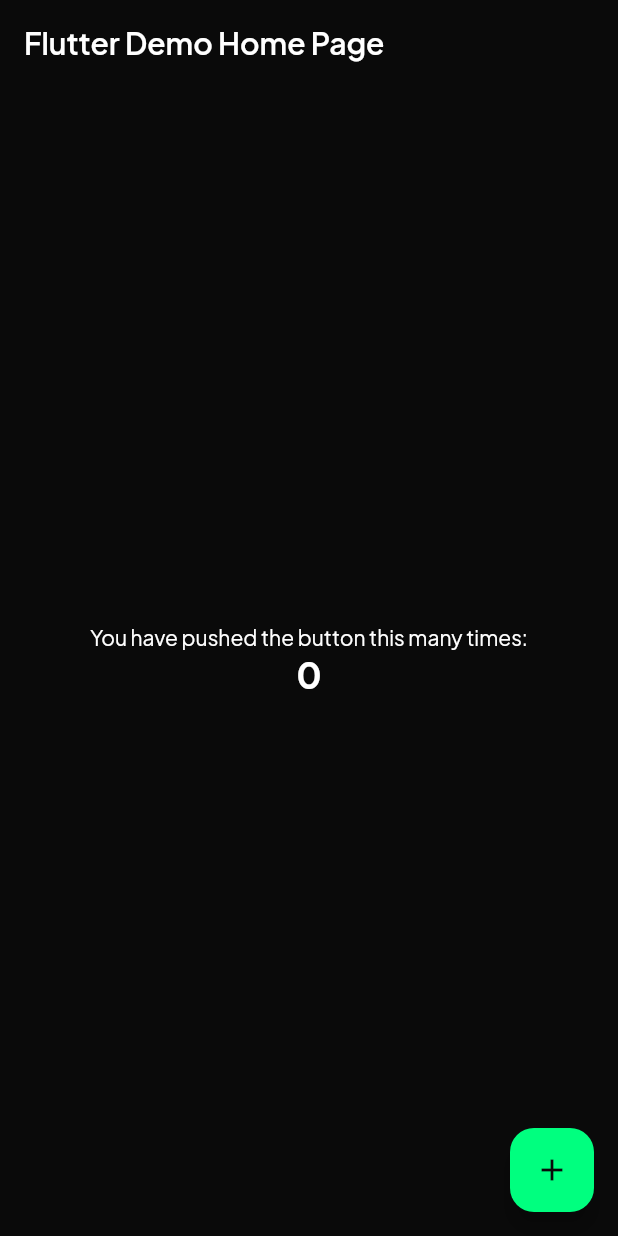
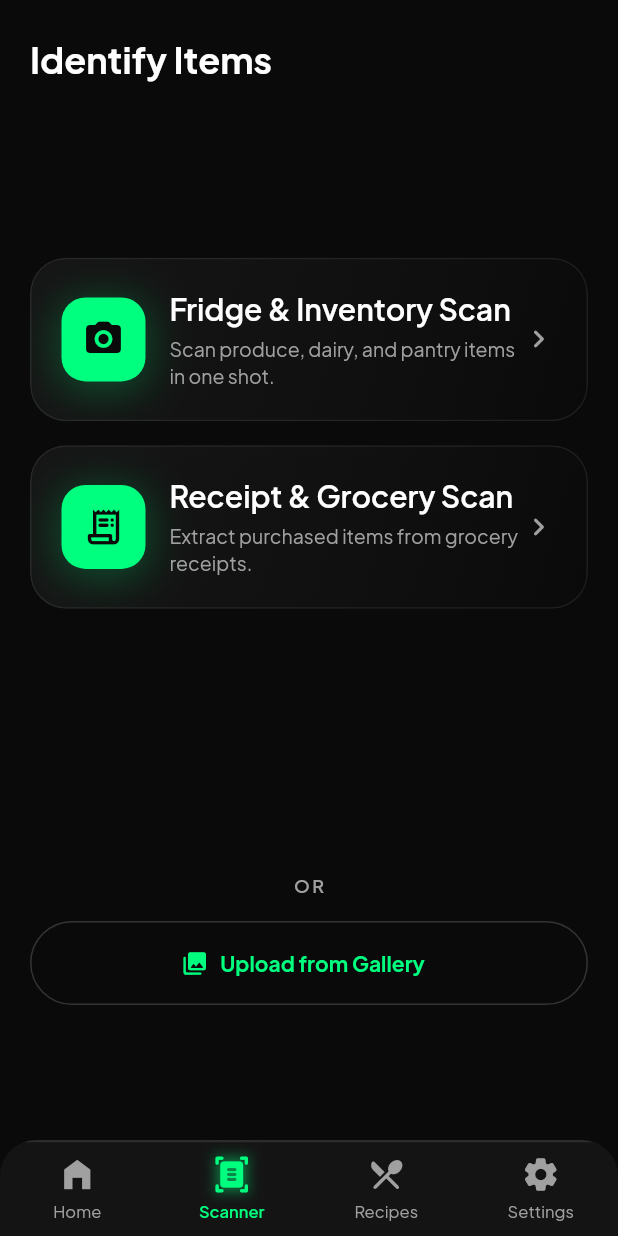
Before and after one commit to isura3147/smart-pantry-ai, a Flutter app: the screen it shows after launch, on a phone screen of 412 x 824 dp. Run offline on Flutter 3.47's test engine with Material 3 defaults, Android fonts, the phone set to English and light mode, and no system bars; our stand-ins replace google_fonts.

Commit message:
feat(ui): assemble fridge scanner screens and wire to main entry point

```diff
--- /dev/null
+++ b/frontend/lib/features/fridge_scanner/screens/fridge_scanner_page.dart
@@ -0,0 +1,141 @@
+import 'package:flutter/material.dart';
+import '../widgets/detected_item.dart';
+import '../widgets/scanner_bottom_nav.dart';
+import 'scanner_camera_screen.dart';
+import 'scanner_mode_selection_screen.dart';
+
+enum ScannerUiState { modeSelection, camera }
+
+class FridgeScannerPage extends StatefulWidget {
+  const FridgeScannerPage({super.key});
+
+  @override
+  State<FridgeScannerPage> createState() => _FridgeScannerPageState();
+}
+
+class _FridgeScannerPageState extends State<FridgeScannerPage> {
+  int _navIndex = 1;
+  ScannerUiState _scannerState = ScannerUiState.modeSelection;
+  bool _showResults = false;
+  String _activeMode = 'Fridge & Inventory Scan';
+
+  List<DetectedItem> _items = const [
+    DetectedItem(name: 'Apples', freshness: 'Fresh', units: 4),
+    DetectedItem(name: 'Milk', freshness: 'Good', units: 1),
+    DetectedItem(name: 'Carrots', freshness: 'Fresh', units: 6),
+    DetectedItem(name: 'Spinach', freshness: 'Use Soon', units: 1),
+  ];
+
+  void _startCamera(String mode) {
+    setState(() {
+      _activeMode = mode;
+      _scannerState = ScannerUiState.camera;
+      _showResults = false;
+    });
+  }
+
+  void _showDetectedItems() {
+    setState(() => _showResults = true);
+  }
+
+  void _toggleDetectedItem(int index, bool selected) {
+    setState(() {
+      _items = List<DetectedItem>.from(_items)
+        ..[index] = _items[index].copyWith(isSelected: selected);
+    });
+  }
+
+  void _confirmAndSave() {
+    final selectedCount = _items.where((e) => e.isSelected).length;
+    ScaffoldMessenger.of(context).showSnackBar(
+      SnackBar(content: Text('$selectedCount items confirmed and saved.')),
+    );
+
+    // Reset back to mode selection so repeated scans are one tap away.
+    setState(() {
+      _scannerState = ScannerUiState.modeSelection;
+      _showResults = false;
+    });
+  }
+
+  Widget _buildScannerFlow() {
+    if (_scannerState == ScannerUiState.modeSelection) {
+      return ScannerModeSelectionScreen(
+        onFridgeScanTap: () => _startCamera('Fridge & Inventory Scan'),
+        onReceiptScanTap: () => _startCamera('Receipt & Grocery Scan'),
+        onUploadGalleryTap: () => _startCamera('Gallery Upload'),
+      );
+    }
+
+    return ScannerCameraScreen(
+      modeTitle: _activeMode,
+      showResults: _showResults,
+      items: _items,
+      onBackTap: () {
+        setState(() {
+          _scannerState = ScannerUiState.modeSelection;
+          _showResults = false;
+        });
+      },
+      onFlashTap: () {
+        ScaffoldMessenger.of(context).showSnackBar(
+          const SnackBar(content: Text('Flash action hooked (UI-only stage).')),
+        );
+      },
+      onCaptureTap: _showDetectedItems,
+      onGalleryTap: () {
+        ScaffoldMessenger.of(context).showSnackBar(
+          const SnackBar(content: Text('Gallery action hooked (UI-only stage).')),
+        );
+      },
+      onItemChanged: _toggleDetectedItem,
+      onConfirm: _confirmAndSave,
+      onDismissSheet: () {
+        setState(() => _showResults = false);
+      },
+    );
+  }
+
+  Widget _buildTabPlaceholder(String title) {
+    final t = Theme.of(context).textTheme;
+    final cs = Theme.of(context).colorScheme;
+
+    return Center(
+      child: Text(
+        '$title Screen',
+        style: t.titleLarge?.copyWith(color: cs.onSurfaceVariant),
+      ),
+    );
+  }
+
+  @override
+  Widget build(BuildContext context) {
+    Widget body;
+    switch (_navIndex) {
+      case 0:
+        body = _buildTabPlaceholder('Home');
+        break;
+      case 1:
+        body = _buildScannerFlow();
+        break;
+      case 2:
+        body = _buildTabPlaceholder('Recipes');
+        break;
+      case 3:
+        body = _buildTabPlaceholder('Settings');
+        break;
+      default:
+        body = _buildScannerFlow();
+    }
+
+    return Scaffold(
+      extendBody: true,
+      backgroundColor: Theme.of(context).colorScheme.surfaceContainerLowest,
+      body: body,
+      bottomNavigationBar: ScannerBottomNav(
+        currentIndex: _navIndex,
+        onTap: (index) => setState(() => _navIndex = index),
+      ),
+    );
+  }
+}
--- /dev/null
+++ b/frontend/lib/features/fridge_scanner/screens/scanner_mode_selection_screen.dart
@@ -0,0 +1,72 @@
+import 'package:flutter/material.dart';
+import '../widgets/scan_mode_card.dart';
+
+class ScannerModeSelectionScreen extends StatelessWidget {
+  final VoidCallback onFridgeScanTap;
+  final VoidCallback onReceiptScanTap;
+  final VoidCallback onUploadGalleryTap;
+
+  const ScannerModeSelectionScreen({
+    super.key,
+    required this.onFridgeScanTap,
+    required this.onReceiptScanTap,
+    required this.onUploadGalleryTap,
+  });
+
+  @override
+  Widget build(BuildContext context) {
+    final t = Theme.of(context).textTheme;
+    final cs = Theme.of(context).colorScheme;
+
+    return SafeArea(
+      child: Padding(
+        // Added 90px bottom padding so content doesn't hit the nav bar
+        padding: const EdgeInsets.fromLTRB(20, 24, 20, 90),
+        child: Column(
+          crossAxisAlignment: CrossAxisAlignment.start,
+          children: [
+            Text('Identify Items', style: t.headlineMedium?.copyWith(fontWeight: FontWeight.bold)),
+            const Spacer(flex: 2), // Pushes cards toward the center
+            ScanModeCard(
+              icon: Icons.photo_camera_rounded,
+              iconColor: cs.primary,
+              title: 'Fridge & Inventory Scan',
+              subtitle: 'Scan produce, dairy, and pantry items in one shot.',
+              onTap: onFridgeScanTap,
+            ),
+            const SizedBox(height: 16),
+            ScanModeCard(
+              icon: Icons.receipt_long_rounded,
+              iconColor: cs.primary,
+              title: 'Receipt & Grocery Scan',
+              subtitle: 'Extract purchased items from grocery receipts.',
+              onTap: onReceiptScanTap,
+            ),
+            const Spacer(flex: 3), // Pushes button up slightly
+            Center(
+              child: Text(
+                  'OR',
+                  style: t.labelSmall?.copyWith(color: cs.onSurfaceVariant, letterSpacing: 1.5)
+              ),
+            ),
+            const SizedBox(height: 16),
+            // Green text/icon and pill-shaped border
+            OutlinedButton.icon(
+              onPressed: onUploadGalleryTap,
+              icon: const Icon(Icons.photo_library_rounded),
+              label: const Text('Upload from Gallery'),
+              style: OutlinedButton.styleFrom(
+                minimumSize: const Size(double.infinity, 56),
+                side: BorderSide(color: cs.outline),
+                foregroundColor: cs.primary, //  text & icon green
+                shape: RoundedRectangleBorder(
+                  borderRadius: BorderRadius.circular(30), // Rounded pill shape
+                ),
+              ),
+            ),
+          ],
+        ),
+      ),
+    );
+  }
+}
--- a/frontend/lib/main.dart
+++ b/frontend/lib/main.dart
@@ -1,6 +1,7 @@
 import 'package:flutter/material.dart';
 
 import 'core/theme/app_theme.dart';
+import 'features/fridge_scanner/screens/fridge_scanner_page.dart';
 
 void main() {
   runApp(const MyApp());
@@ -15,7 +16,9 @@ class MyApp extends StatelessWidget {
       title: 'Smart Pantry',
       theme: AppTheme.darkTheme,
       themeMode: ThemeMode.dark,
-      home: const MyHomePage(title: 'Flutter Demo Home Page'),
+      //home: const MyHomePage(title: 'Flutter Demo Home Page'),
+      home: const FridgeScannerPage(),
+
     );
   }
 }
@@ -23,7 +26,7 @@ class MyApp extends StatelessWidget {
 class MyHomePage extends StatefulWidget {
   const MyHomePage({super.key, required this.title});
 
-  // This widget is the home page of your application. It is stateful, meaning
+  // This widget is the home page of your applicat/eion. It is stateful, meaning
   // that it has a State object (defined below) that contains fields that affect
   // how it looks.
 
```
Also changed, not shown: frontend/lib/features/fridge_scanner/screens/scanner_camera_screen.dart (added, +112 -0 lines), 1 other file.
